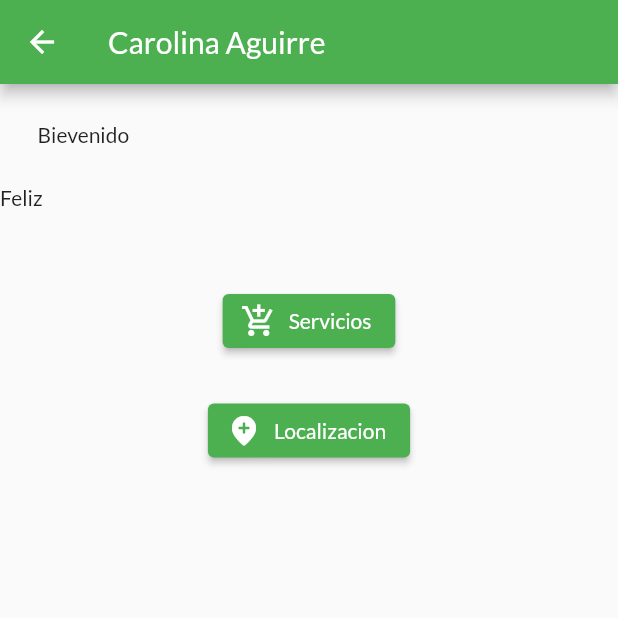
After one commit to mahNugga/appcarofinal, a Flutter app: the BienvenidaScreen screen opened by its route, on a phone screen of 412 x 824 dp, the top half of it. The commit adds this screen. Run offline on Flutter 3.47's test engine with Material 2 defaults, Android fonts, the phone set to English and light mode, and no system bars; missing offline and left inert: dart:html.

Commit message:
Sept 16 cap 25 final

```diff
--- a/lib/main.dart
+++ b/lib/main.dart
@@ -10,6 +10,7 @@ import './providers/reservas.dart';
 import './providers/auth.dart';
 import './pantallas/auth_screen.dart';
 import './pantallas/reservas_cli_screen.dart';
+import './pantallas/bondia.dart';
 
 void main() => runApp(MyApp());
 
@@ -37,12 +38,14 @@ class MyApp extends StatelessWidget {
               accentColor: Colors.amber,
               fontFamily: 'Lato',
             ),
-            home: auth.isAuth ? ServiciosOverScreen() : AuthScreen(),
+            home: auth.isAuth ? BienvenidaScreen() : AuthScreen(),
             routes: {
+              ServiciosOverScreen.routeName: (ctx) => ServiciosOverScreen(),
               ServicioDetalleScreen.routeName: (ctx) => ServicioDetalleScreen(),
               ReservaConfScreen.routeName: (ctx) => ReservaConfScreen(),
               ReservaScreen.routeName: (ctx) => ReservaScreen(),
               ReservasClienteScreen.routeName: (ctx) => ReservasClienteScreen(),
+              BienvenidaScreen.routeName: (ctx) => BienvenidaScreen(),
             },
           ),
         ));
--- /dev/null
+++ b/lib/pantallas/bondia.dart
@@ -0,0 +1,60 @@
+import 'package:appcarofinal/pantallas/servicio_detalle_screen.dart';
+import 'package:appcarofinal/pantallas/servicios_over_screen.dart';
+import 'package:flutter/cupertino.dart';
+import 'package:flutter/material.dart';
+import 'package:flutter/src/foundation/key.dart';
+import 'package:flutter/src/widgets/framework.dart';
+
+import 'package:intl/intl.dart';
+
+class BienvenidaScreen extends StatelessWidget {
+  //const BienvenidaScreen({Key? key}) : super(key: key);
+  static const routeName = '/hi';
+  @override
+  Widget build(BuildContext context) {
+    return Scaffold(
+      appBar: AppBar(
+        title: Text('Carolina Aguirre'),
+      ),
+      body: Column(
+        children: [
+          Container(
+            padding: EdgeInsets.all(25),
+            child: Row(
+              children: [
+                Text('Bievenido '),
+                Text(''),
+              ],
+            ),
+          ),
+          Container(
+            child: Row(
+              children: [
+                Text('Feliz '),
+                Text(''),
+              ],
+            ),
+          ),
+          SizedBox(
+            height: 50,
+          ),
+          ElevatedButton.icon(
+            onPressed: () {
+              Navigator.of(context).pushNamed(ServiciosOverScreen.routeName);
+            },
+            icon: Icon(Icons.add_shopping_cart),
+            label: Text('Servicios'),
+          ),
+          SizedBox(
+            height: 25,
+          ),
+          ElevatedButton.icon(
+            onPressed: () {},
+            icon: Icon(Icons.add_location_rounded),
+            label: Text('Localizacion'),
+          ),
+        ],
+      ),
+    );
+  }
+}
--- a/lib/pantallas/reserva_screen.dart
+++ b/lib/pantallas/reserva_screen.dart
@@ -128,7 +128,8 @@ class _ReservaScreenState extends State<ReservaScreen> {
                             '${empleados[index].apellido} , ${empleados[index].nombre}',
                             empleados[index].id,
                             servinfo.id,
-                            servinfo.nombre),
+                            servinfo.nombre,
+                            fechaneo),
                       ),
                     ),
                   )
--- a/lib/pantallas/servicios_over_screen.dart
+++ b/lib/pantallas/servicios_over_screen.dart
@@ -14,6 +14,7 @@ enum filtroOp {
 }
 
 class ServiciosOverScreen extends StatefulWidget {
+  static const routeName = '/servicios-disponibles';
   @override
   State<ServiciosOverScreen> createState() => _ServiciosOverScreenState();
 }
@@ -22,6 +23,7 @@ class _ServiciosOverScreenState extends State<ServiciosOverScreen> {
   var _showOnlyFavoritos = false;
   var _isInit = true;
   var _isloading = false;
+
   @override
   void didChangeDependencies() {
     if (_isInit) {
--- a/lib/providers/auth.dart
+++ b/lib/providers/auth.dart
@@ -6,8 +6,10 @@ import '../models/http_exception.dart';
 class Auth with ChangeNotifier {
   String _token = '';
   DateTime? _expired;
-  String _userid = '';
+  String userid = '';
   String externalToken = '';
+  String nombrecli = '';
+  String apellidocli = '';
 
   String? get token {
     if (_expired != null &&
@@ -69,6 +71,8 @@ class Auth with ChangeNotifier {
       var jinx = '';
       var erpost;
       var idres;
+      var nomres;
+      var aperes;
       data.forEach((key, value) {
         if (key == 'token') {
           print('entramos a data');
@@ -87,6 +91,8 @@ class Auth with ChangeNotifier {
           List vec = value;
           vec.forEach((t) {
             idres = t['id'].toString();
+            nomres = t['nombre'].toString();
+            aperes = t['apellido'].toString();
           });
         }
       });
@@ -94,10 +100,10 @@ class Auth with ChangeNotifier {
         print(element);
       }); */
       _token = jinx;
-      _userid = idres;
+      userid = idres;
       //_expired = DateTime.now().add(Duration(seconds: int.parse()));
       print(_token);
-      print(_userid);
+      print(userid);
       final result = erpost;
       notifyListeners();
       if (result == 6) {
@@ -114,6 +120,6 @@ class Auth with ChangeNotifier {
   void logout() {
     _token = '';
     _expired = null;
-    _userid = '';
+    userid = '';
   }
 }
```
Also changed, not shown: lib/pantallas/reservas_cli_screen.dart (+44 -7 lines), lib/providers/reservas.dart (+31 -5 lines), lib/providers/servicios.dart (+11 -3 lines), lib/widgets/botoncito.dart (+22 -4 lines), lib/widgets/cliente_reserva.dart (+52 -2 lines), lib/widgets/empleado_single.dart (+15 -3 lines).
